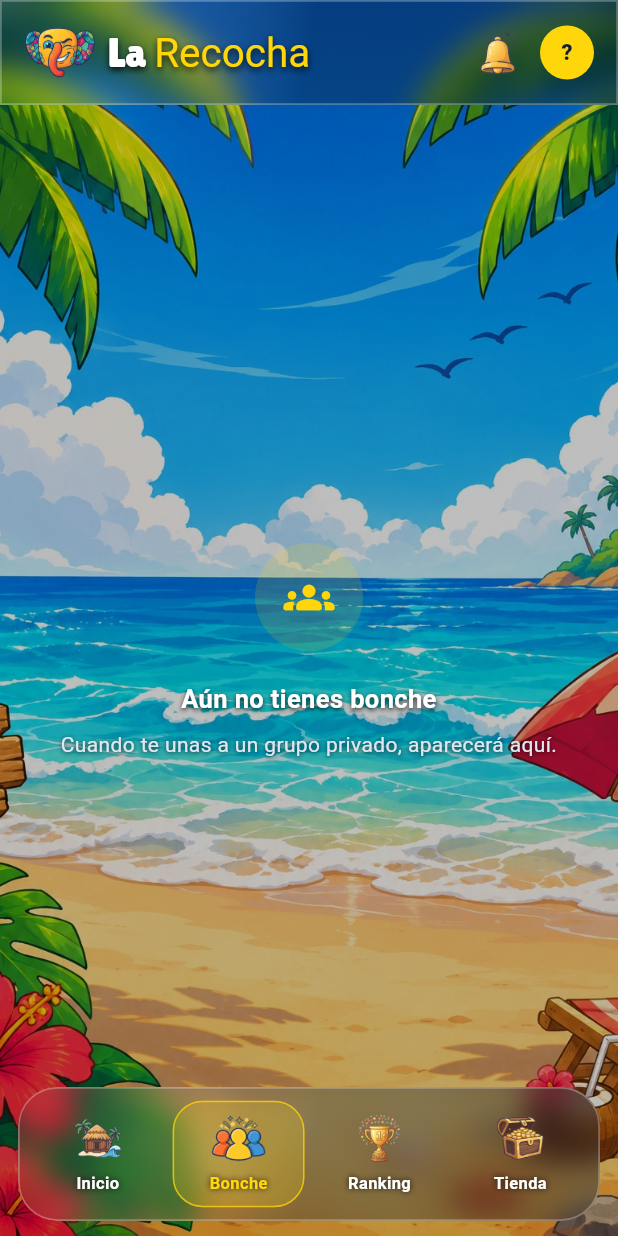
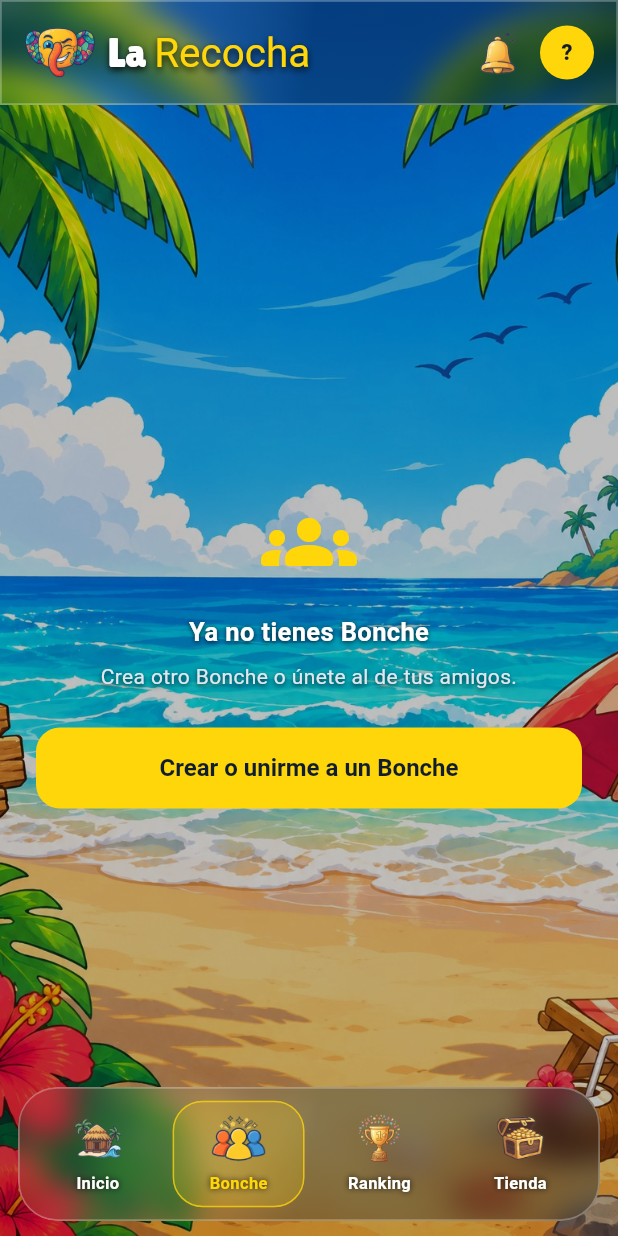
Before and after one commit to joserico3563-oss/challenge_us, a Flutter app: the MainShell screen opened by its route, item 2 of the bottom bar chosen, on a phone screen of 412 x 824 dp. Run offline on Flutter 3.47's test engine with Material 3 defaults, Android fonts, the phone set to English and light mode, and no system bars; our stand-ins replace camera, permission_handler; accounts and stored records are empty.

Commit message:
Add Bonche deletion, launcher icon and Android internet permission

```diff
--- a/lib/screens/bonche/bonche_screen.dart
+++ b/lib/screens/bonche/bonche_screen.dart
@@ -30,10 +30,40 @@ class BoncheScreen extends StatelessWidget {
     }
     final group = state.group;
     if (group == null) {
-      return const EmptyStateView(
-        icon: Icons.groups_rounded,
-        title: 'Aún no tienes bonche',
-        message: 'Cuando te unas a un grupo privado, aparecerá aquí.',
+      return Center(
+        child: Padding(
+          padding: const EdgeInsets.all(24),
+          child: Column(
+            mainAxisSize: MainAxisSize.min,
+            children: [
+              const Icon(
+                Icons.groups_rounded,
+                size: 64,
+                color: AppColors.yellow,
+              ),
+              const SizedBox(height: 16),
+              const Text(
+                'Ya no tienes Bonche',
+                style: AppText.heading,
+              ),
+              const SizedBox(height: 8),
+              const Text(
+                'Crea otro Bonche o únete al de tus amigos.',
+                textAlign: TextAlign.center,
+                style: AppText.bodyMuted,
+              ),
+              const SizedBox(height: 24),
+              PrimaryButton(
+                label: 'Crear o unirme a un Bonche',
+                onPressed: () =>
+                    Navigator.of(context).pushNamedAndRemoveUntil(
+                  AppRoutes.boncheSetup,
+                  (route) => false,
+                ),
+              ),
+            ],
+          ),
+        ),
       );
     }
 
--- a/lib/services/api_group_service.dart
+++ b/lib/services/api_group_service.dart
@@ -6,6 +6,11 @@ import 'group_service.dart';
 /// Bonche real: se crea, se une, se configura y se consulta en la API.
 class ApiGroupService implements GroupService {
   const ApiGroupService();
+
+  @override
+  Future<void> deleteGroup(String groupId) async {
+    await ApiService.deleteBonche(groupId);
+  }
 
   @override
   Future<GroupInfo?> fetchGroup(String userId) async {
```
Also changed, not shown: lib/app/app_state.dart (+96 -2 lines), lib/screens/bonche/bonche_config_screen.dart (+109 -0 lines), lib/services/api_service.dart (+9 -0 lines), lib/services/group_service.dart (+7 -0 lines), assets/larecocha/branding/app_icon.png (added), 6 other files.
